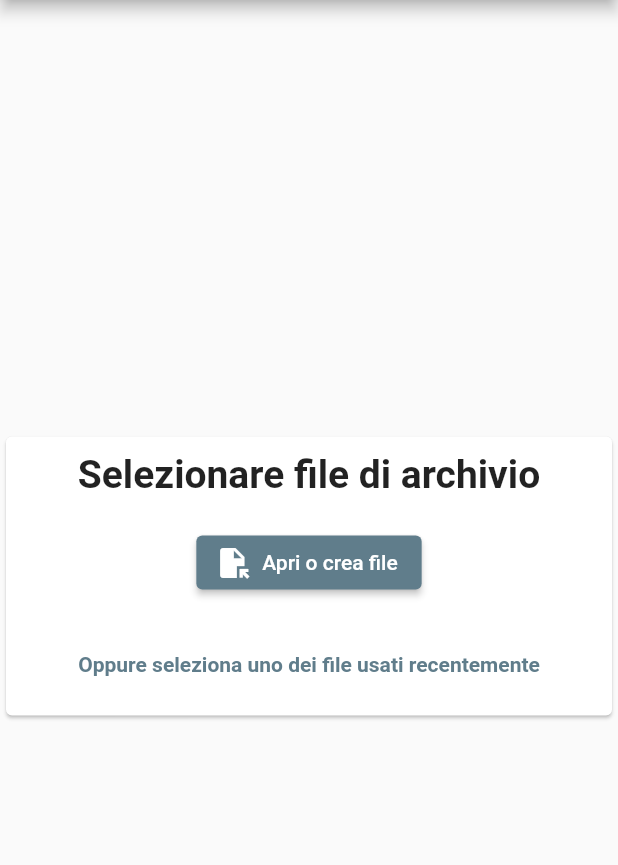
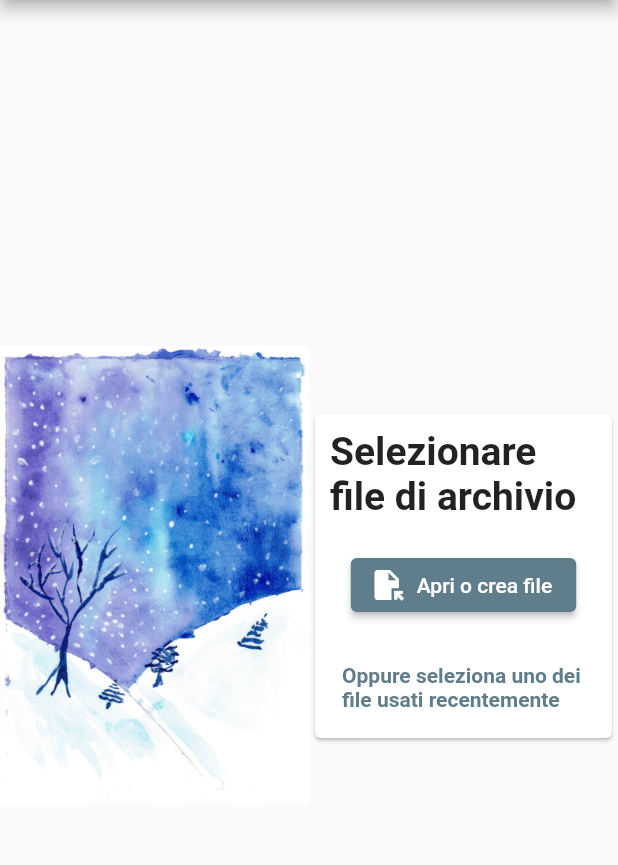
Before and after one commit to antonio-fasolato/scadenziario, a Flutter app: the screen it shows after launch, on a phone screen of 412 x 824 dp, the part 84-949 px from its top. Run offline on Flutter 3.47's test engine with Material 2 defaults, Android fonts, the light colour scheme and no system bars; our stand-ins replace email_validator, file_picker, logger, shared_preferences, sqflite_common, sqflite_common_ffi; missing offline and left inert: open_file_plus; accounts and stored records are empty.

Commit message:
Added background image

```diff
--- a/lib/scenes/database_selection_scene.dart
+++ b/lib/scenes/database_selection_scene.dart
@@ -116,7 +116,25 @@ class _DatabaseSelectionSceneState extends State<DatabaseSelectionScene> {
       appBar: AppBar(
         title: const Text("Scadenziario - Selezione archivio di lavoro"),
       ),
-      body: Center(
+      body: Row(
+        mainAxisSize: MainAxisSize.max,
+        children: [
+          Expanded(
+            flex: 50,
+            child: Center(
+              child: Container(
+                decoration: const BoxDecoration(
+                  image: DecorationImage(
+                    image: AssetImage("assets/backgrounds/neve.jpg"),
+                    fit: BoxFit.contain,
+                  ),
+                ),
+              ),
+            ),
+          ),
+          Expanded(
+            flex: 50,
+            child: Center(
               child: Column(
                 mainAxisSize: MainAxisSize.min,
                 children: [
@@ -151,7 +169,8 @@ class _DatabaseSelectionSceneState extends State<DatabaseSelectionScene> {
                               child: TextButton(
                                 child: const Text(
                                     "Oppure seleziona uno dei file usati recentemente",
-                              style: TextStyle(fontWeight: FontWeight.bold)),
+                                    style:
+                                        TextStyle(fontWeight: FontWeight.bold)),
                                 onPressed: () => setState(() {
                                   _showRecentFiles = true;
                                 }),
@@ -172,6 +191,9 @@ class _DatabaseSelectionSceneState extends State<DatabaseSelectionScene> {
                 ],
               ),
             ),
+          ),
+        ],
+      ),
       // bottomNavigationBar: const Footer(),
     );
   }
--- a/pubspec.yaml
+++ b/pubspec.yaml
@@ -71,7 +71,8 @@ flutter:
   uses-material-design: true
 
   # To add assets to your application, add an assets section, like this:
-  # assets:
+  assets:
+    - assets/backgrounds/
   #   - images/a_dot_burr.jpeg
   #   - images/a_dot_ham.jpeg
 
```
Also changed, not shown: assets/backgrounds/neve.jpg (added). Lines whose indentation alone changed are shown as unchanged.
